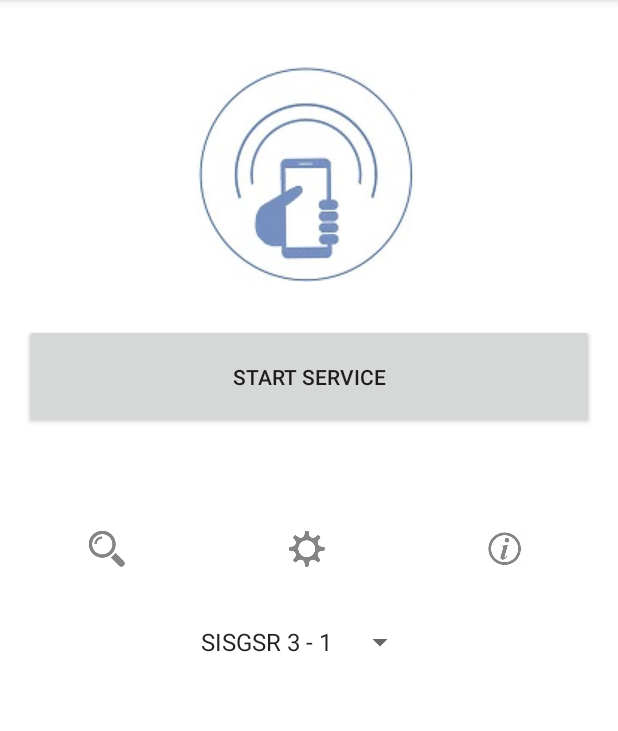
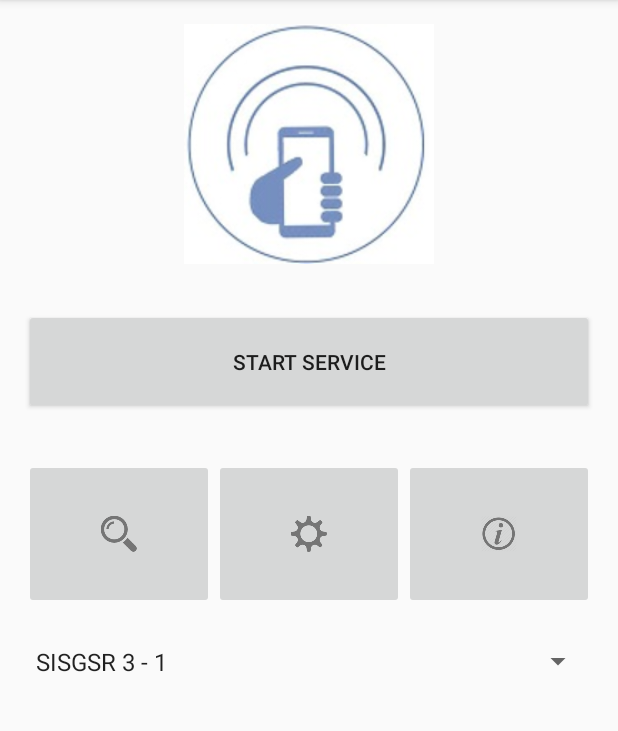
Before and after one commit to zhiw3n/IS416, an Android app: the screen it shows after launch (MainActivity), on a phone screen of 412 x 824 dp, the part 84-815 px from its top. Run offline under Robolectric (Android 15) with nearby library versions, the phone set to English and light mode, and no system bars.

Commit message:
Layout changes.

```diff
--- a/app/src/main/java/mobile/noise/FloorActivity.java
+++ b/app/src/main/java/mobile/noise/FloorActivity.java
@@ -6,7 +6,7 @@ import android.support.v7.app.AppCompatActivity;
 import android.os.Bundle;
 import android.view.View;
 
-public class FloorActivity extends Activity {
+public class FloorActivity extends AppCompatActivity {
     @Override
     protected void onCreate(Bundle savedInstanceState) {
         super.onCreate(savedInstanceState);
--- a/app/src/main/java/mobile/noise/InfoActivity.java
+++ b/app/src/main/java/mobile/noise/InfoActivity.java
@@ -2,8 +2,9 @@ package mobile.noise;
 
 import android.app.Activity;
 import android.os.Bundle;
+import android.support.v7.app.AppCompatActivity;
 
-public class InfoActivity extends Activity {
+public class InfoActivity extends AppCompatActivity {
     @Override
     protected void onCreate(Bundle savedInstanceState) {
         super.onCreate(savedInstanceState);
--- a/app/src/main/java/mobile/noise/MainActivity.java
+++ b/app/src/main/java/mobile/noise/MainActivity.java
@@ -58,29 +58,18 @@ public class MainActivity extends AppCompatActivity {
                 }
             }
         });
+    }
 
-        findViewById(R.id.searchBtn).setOnClickListener(new View.OnClickListener() {
-            @Override
-            public void onClick(View view) {
-                startActivity(new Intent(MainActivity.this, FloorActivity.class));
-            }
-        });
+    public void goToSearch(View v) {
+        startActivity(new Intent(MainActivity.this, FloorActivity.class));
+    }
 
-        findViewById(R.id.settingsBtn).setOnClickListener(new View.OnClickListener() {
-            @Override
-            public void onClick(View view) {
-                startActivity(new Intent(MainActivity.this, SettingsActivity.class));
-            }
-        });
+    public void goToSettings(View v) {
+        startActivity(new Intent(MainActivity.this, SettingsActivity.class));
+    }
 
-        findViewById(R.id.infoBtn).setOnClickListener(new View.OnClickListener() {
-            @Override
-            public void onClick(View view) {
-                startActivity(new Intent(MainActivity.this, InfoActivity.class));
-            }
-        });
-
-        //start notification page
+    public void goToInfo(View v) {
+        startActivity(new Intent(MainActivity.this, InfoActivity.class));
     }
 
     @Override
--- a/app/src/main/java/mobile/noise/SettingsActivity.java
+++ b/app/src/main/java/mobile/noise/SettingsActivity.java
@@ -2,6 +2,7 @@ package mobile.noise;
 
 import android.app.Activity;
 import android.os.Bundle;
+import android.support.v7.app.AppCompatActivity;
 import android.view.View;
 import android.widget.CompoundButton;
 
@@ -10,7 +11,7 @@ import mobile.noise.mobile.noise.sensorservices.SensorType;
 // import com.weiwangcn.betterspinner.library.material.MaterialBetterSpinner;
 
 
-public class SettingsActivity extends Activity {
+public class SettingsActivity extends AppCompatActivity {
 
     String [] SPINNERLIST = {"1 sec","10 secs","20 secs","30 secs"};
 
--- a/app/src/main/res/layout/activity_main.xml
+++ b/app/src/main/res/layout/activity_main.xml
@@ -1,23 +1,8 @@
 <?xml version="1.0" encoding="utf-8"?>
-<RelativeLayout xmlns:android="http://schemas.android.com/apk/res/android"
+<TableLayout
+    xmlns:android="http://schemas.android.com/apk/res/android"
     xmlns:tools="http://schemas.android.com/tools"
     android:id="@+id/activity_main"
-    android:layout_width="match_parent"
-    android:layout_height="match_parent"
-    android:paddingBottom="@dimen/activity_vertical_margin"
-    android:paddingLeft="@dimen/activity_horizontal_margin"
-    android:paddingRight="@dimen/activity_horizontal_margin"
-    android:paddingTop="@dimen/activity_vertical_margin"
-    android:background="#ffffff"
-    tools:context="mobile.noise.MainActivity">
-
-    <!--<TextView-->
-        <!--android:layout_width="wrap_content"-->
-        <!--android:layout_height="wrap_content"-->
-        <!--android:text="Hello World!" />-->
-
-
-    <TableLayout
     android:layout_width="match_parent"
     android:layout_height="match_parent"
     android:orientation="horizontal"
@@ -25,19 +10,24 @@
     android:layout_alignParentStart="false"
     android:layout_alignParentLeft="true"
     android:gravity="center_horizontal"
-        android:stretchColumns="3"
     android:layout_alignParentEnd="true"
-        android:layout_alignParentRight="true">
+    android:layout_alignParentRight="true"
+    android:paddingBottom="@dimen/activity_vertical_margin"
+    android:paddingLeft="@dimen/activity_horizontal_margin"
+    android:paddingRight="@dimen/activity_horizontal_margin"
+    android:paddingTop="@dimen/activity_vertical_margin"
+    tools:context="mobile.noise.MainActivity">
 
     <TableRow
         android:layout_width="match_parent"
-            android:layout_height="match_parent"
+        android:layout_height="wrap_content"
         android:orientation="horizontal"
-            android:layout_column="1">
+        >
 
         <ImageView
-                android:layout_width="match_parent"
-                android:layout_height="200dp"
+            android:layout_width="160dp"
+            android:layout_height="160dp"
+            android:layout_weight="1"
             android:id="@+id/imageView"
             android:src="@drawable/sensordyne_icon"
             android:layout_span="4"
@@ -46,8 +36,10 @@
 
     <TableRow
         android:layout_width="match_parent"
-            android:layout_height="match_parent"
-            android:orientation="horizontal">
+        android:layout_height="wrap_content"
+        android:orientation="horizontal"
+        android:layout_marginTop="30dp"
+        android:layout_marginBottom="30dp">
 
         <Button
             android:layout_width="match_parent"
@@ -55,66 +47,53 @@
             android:text="Start Service"
             android:id="@+id/startBtn"
             android:layout_span="4"
-                android:layout_marginBottom="30dp"
-                android:layout_marginRight="0dp"
-                android:layout_marginTop="0dp"
-                android:layout_marginLeft="0dp" />
+            android:layout_weight="1"
+            />
+    </TableRow>
+
+    <TableRow
+        android:layout_width="match_parent"
+        android:layout_height="wrap_content">
+
+        <ImageButton
+            android:layout_width="0dp"
+            android:layout_height="100dp"
+            android:id="@+id/searchBtn"
+            android:src="@drawable/searchicon"
+            android:onClick="goToSearch"
+            android:layout_weight="1"
+            />
+
+        <ImageButton
+            android:layout_width="0dp"
+            android:layout_height="100dp"
+            android:id="@+id/settingsBtn"
+            android:src="@drawable/ic_action_name"
+            android:onClick="goToSettings"
+            android:layout_weight="1"
+            />
+
+        <ImageButton
+            android:layout_width="0dp"
+            android:layout_height="100dp"
+            android:id="@+id/infoBtn"
+            android:src="@drawable/infoicon"
+            android:onClick="goToInfo"
+            android:layout_weight="1"
+            />
     </TableRow>
 
     <TableRow
         android:layout_width="match_parent"
         android:layout_height="match_parent">
 
-            <ImageButton
-                android:layout_width="110dp"
-                android:layout_height="100dp"
-                android:id="@+id/searchBtn"
-                android:src="@drawable/searchicon"
-                android:layout_column="0"
-                android:onClick="goToSearch"
-                android:background="#ffffff"
-                />
-
-            <ImageButton
-                android:layout_width="110dp"
-                android:layout_height="100dp"
-                android:id="@+id/settingsBtn"
-                android:src="@drawable/ic_action_name"
-                android:layout_column="1"
-                android:background="#ffffff"
-                android:layout_marginLeft="5dp"
-                android:onClick="goToSettings"
-                />
-
-            <ImageButton
-                android:id="@+id/infoBtn"
-                android:src="@drawable/infoicon"
-                android:layout_height="100dp"
-                android:layout_width="100dp"
-                android:layout_column="3"
-                android:onClick="goToInfo"
-                android:background="#ffffff" />
-        </TableRow>
-
-        <TableRow
+        <Spinner
             android:layout_width="match_parent"
-            android:layout_height="match_parent"></TableRow>
-
-        <TableRow
-            android:layout_width="match_parent"
-            android:layout_height="match_parent"></TableRow>
-
-        <TableRow
-            android:layout_width="match_parent"
-            android:layout_height="match_parent">
-
-            <Spinner
+            android:layout_height="70dp"
             android:id="@+id/spinner1"
             android:entries="@array/country_arrays"
             android:prompt="@string/country_prompt"
             android:spinnerMode="dropdown"
-                android:layout_column="1" />
+            android:layout_weight="1" />
     </TableRow>
 </TableLayout>
-
-</RelativeLayout>
```
Also changed, not shown: app/src/main/res/layout-v14/activity_settings.xml (+7 -21 lines), app/src/main/res/layout/activity_settings.xml (+7 -21 lines), 6 other files. Lines whose indentation alone changed are shown as unchanged.
